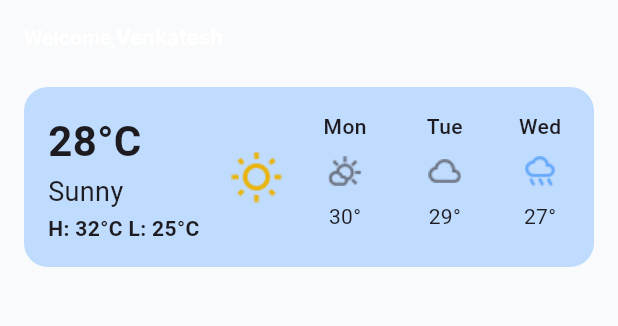
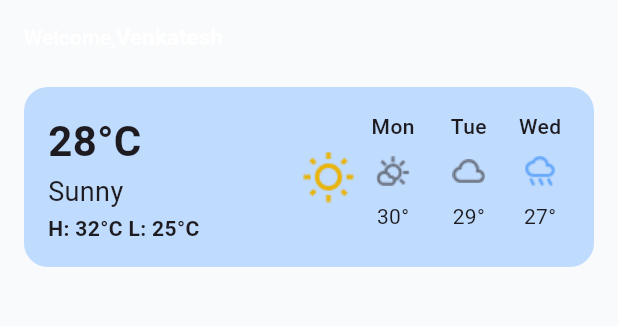
Before and after one commit to venky645/gram_connect_mobile, a Flutter app: the screen it shows after launch, on a phone screen of 412 x 824 dp, the part 84-410 px from its top. Run offline on Flutter 3.47's test engine with Material 3 defaults, Android fonts, the phone set to English and light mode, and no system bars; our stand-ins replace dio, flutter_bloc, get_it, shared_preferences.

```diff
--- a/lib/features/home/presentation/home_view.dart
+++ b/lib/features/home/presentation/home_view.dart
@@ -30,7 +30,6 @@ class _HomeViewState extends State<HomeView> {
         leading: Row(
           mainAxisSize: MainAxisSize.min,
           mainAxisAlignment: MainAxisAlignment.start,
-
           children: [
             Padding(
               padding: const EdgeInsets.symmetric(horizontal: 8),
@@ -40,7 +39,6 @@ class _HomeViewState extends State<HomeView> {
                 height: 25,
               ),
             ),
-
             GestureDetector(
               onTap: () {
                 final weatherRepsotory = WeatherRepositoryImpl(dio: Dio());
@@ -48,7 +46,6 @@ class _HomeViewState extends State<HomeView> {
               },
               child: Row(
                 mainAxisSize: MainAxisSize.max,
-
                 children: [
                   Text(
                     'location',
@@ -71,7 +68,6 @@ class _HomeViewState extends State<HomeView> {
         child: Column(
           mainAxisAlignment: MainAxisAlignment.start,
           crossAxisAlignment: CrossAxisAlignment.start,
-
           children: [
             RichText(
               text: TextSpan(
@@ -80,7 +76,6 @@ class _HomeViewState extends State<HomeView> {
                     text: 'Welcome,',
                     style: TextStyle(fontWeight: FontWeight.w500, fontSize: 14),
                   ),
-
                   TextSpan(
                     text: 'Venkatesh',
                     style: TextStyle(fontWeight: FontWeight.bold, fontSize: 15),
@@ -88,12 +83,10 @@ class _HomeViewState extends State<HomeView> {
                 ],
               ),
             ),
-
             SizedBox(height: 24),
-
             Container(
               height: 120,
-              padding: EdgeInsetsGeometry.all(16),
+              padding: EdgeInsets.all(16.0),
               decoration: BoxDecoration(
                 borderRadius: BorderRadius.circular(16),
                 color: Color(0xFFBFDBFE),
@@ -131,7 +124,6 @@ class _HomeViewState extends State<HomeView> {
                   ),
                   Row(
                     crossAxisAlignment: CrossAxisAlignment.center,
-                    spacing: 16,
                     children: [
                       Image.asset('assets/icons/sun.png', height: 40),
                       Column(
```
Also changed, not shown: 1 other file.
